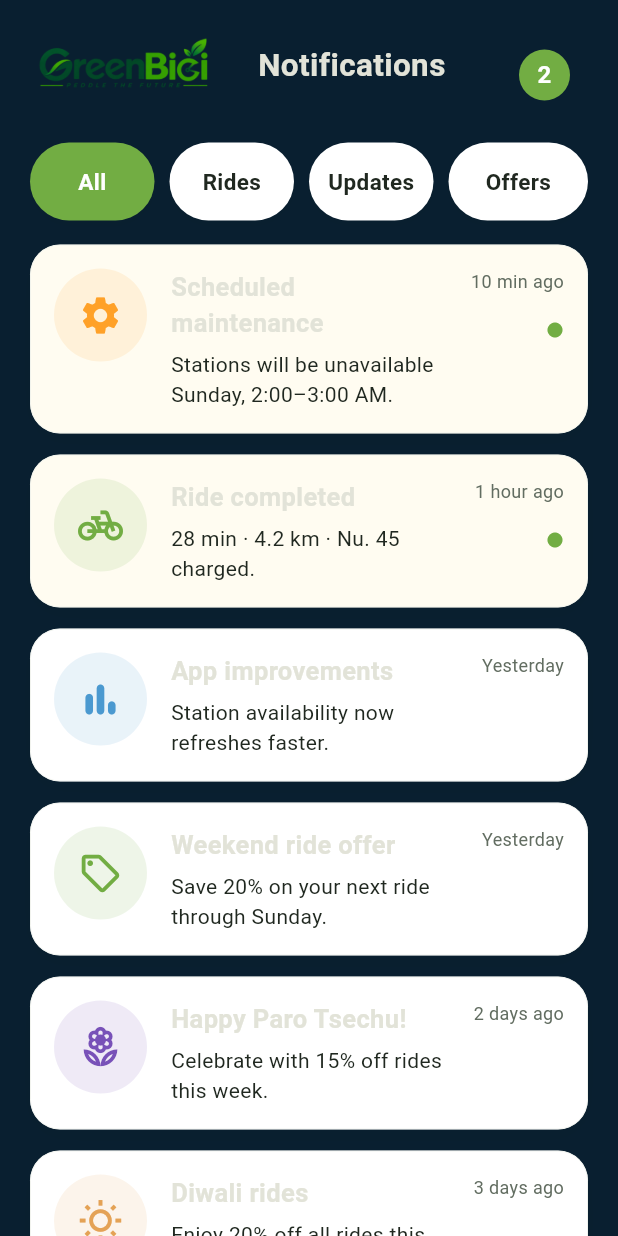
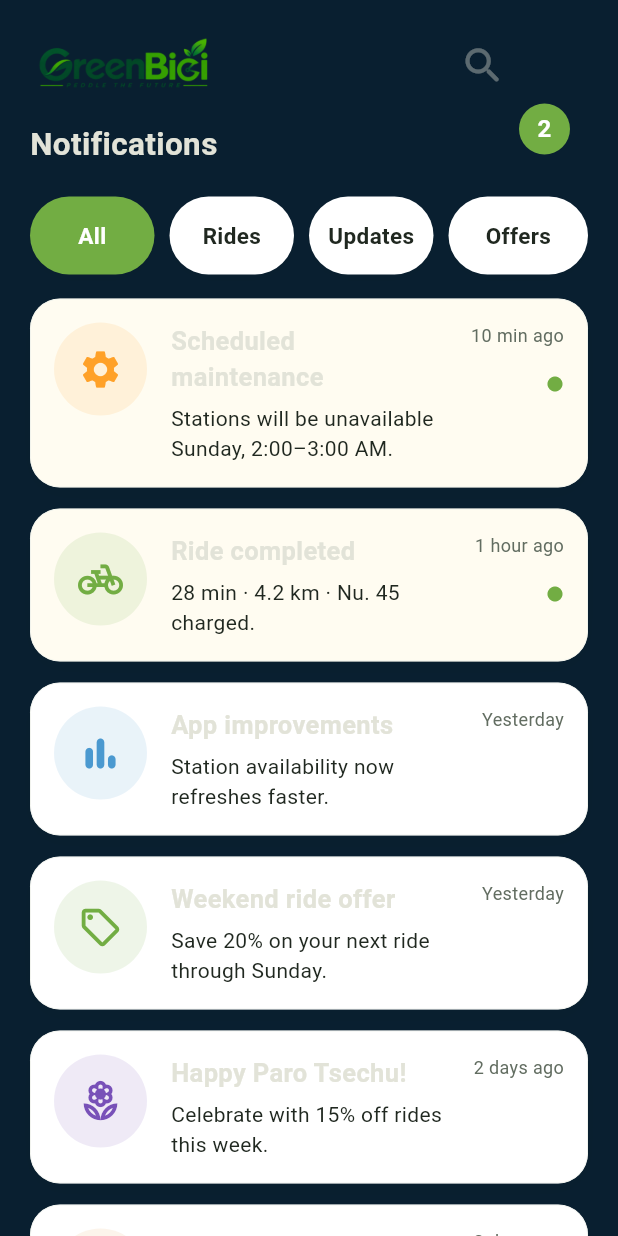
Before and after one commit to lepcha1862/GreenBici, a Flutter app: the NotificationPage widget shown alone on an empty page, opened directly, on a phone screen of 412 x 824 dp. Run offline on Flutter 3.47's test engine with Material 3 defaults, Android fonts, the phone set to English and light mode, and no system bars; our stand-ins replace geolocator, google_maps_flutter, web; missing offline and left inert: dart:js_interop, pointer_interceptor; Roboto replaces fonts that are missing (Arial).

Commit message:
upadted the map and serach uniformamity

```diff
--- a/greenbici/lib/navbar/top_nav.dart
+++ b/greenbici/lib/navbar/top_nav.dart
@@ -2,7 +2,7 @@ import 'package:flutter/material.dart';
 
 import '../theme/app_style.dart';
 
-/// GreenBici's shared wordmark, screen context, and station search action.
+/// GreenBici's shared wordmark, screen context, and top-level search action.
 /// The parent supplies horizontal padding so this fits page-specific layouts.
 class TopNav extends StatelessWidget {
   const TopNav({
@@ -12,9 +12,6 @@ class TopNav extends StatelessWidget {
     this.subtitle,
     this.subtitleIcon = Icons.location_on_rounded,
     this.statusColor,
-    this.searchController,
-    this.onSearchChanged,
-    this.showSearch = true,
     this.onSearch,
   });
 
@@ -23,17 +20,17 @@ class TopNav extends StatelessWidget {
   final String? subtitle;
   final IconData subtitleIcon;
   final Color? statusColor;
-  final TextEditingController? searchController;
-  final ValueChanged<String>? onSearchChanged;
-  final bool showSearch;
   final VoidCallback? onSearch;
 
   @override
   Widget build(BuildContext context) => LayoutBuilder(
     builder: (context, constraints) {
       final compact =
-          constraints.maxWidth < (showSearch ? 420 : 320) ||
+          constraints.maxWidth < 420 ||
           MediaQuery.textScalerOf(context).scale(14) > 21;
+      final wordmarkWidth = (constraints.maxWidth - 64)
+          .clamp(0, 126)
+          .toDouble();
       final heading = title == null
           ? Text.rich(
               TextSpan(
@@ -92,13 +89,12 @@ class TopNav extends StatelessWidget {
           children: [
             Row(
               children: [
-                const SizedBox(width: 126, child: _Wordmark()),
+                SizedBox(width: wordmarkWidth, child: const _Wordmark()),
                 if (!compact) ...[
                   const SizedBox(width: 26),
                   Expanded(flex: 2, child: heading),
                 ] else
                   const Spacer(),
-                if (showSearch) ...[
                 const SizedBox(width: 8),
                 IconButton(
                   tooltip: 'Search stations',
@@ -106,36 +102,8 @@ class TopNav extends StatelessWidget {
                   icon: const Icon(Icons.search_rounded, size: 31),
                 ),
               ],
-              ],
             ),
             if (compact) ...[const SizedBox(height: 6), heading],
-            if (searchController != null) ...[
-              const SizedBox(height: 12),
-              TextField(
-                controller: searchController,
-                onChanged: onSearchChanged,
-                textInputAction: TextInputAction.search,
-                decoration: InputDecoration(
-                  hintText: 'Search nearby stations',
-                  labelText: 'Search stations',
-                  prefixIcon: const Icon(Icons.search),
-                  suffixIcon: IconButton(
-                    tooltip: 'Clear search',
-                    onPressed: () {
-                      searchController!.clear();
-                      onSearchChanged?.call('');
-                    },
-                    icon: const Icon(Icons.close),
-                  ),
-                  filled: true,
-                  fillColor: AppStyle.paleGreen,
-                  border: OutlineInputBorder(
-                    borderRadius: BorderRadius.circular(16),
-                    borderSide: BorderSide.none,
-                  ),
-                ),
-              ),
-            ],
           ],
         ),
       );
--- a/greenbici/lib/notifications/notification_page.dart
+++ b/greenbici/lib/notifications/notification_page.dart
@@ -88,7 +88,9 @@ const demoNotifications = <NotificationItem>[
 ];
 
 class NotificationPage extends StatefulWidget {
-  const NotificationPage({super.key});
+  const NotificationPage({super.key, this.onSearch});
+
+  final VoidCallback? onSearch;
 
   @override
   State<NotificationPage> createState() => _NotificationPageState();
@@ -138,7 +140,9 @@ class _NotificationPageState extends State<NotificationPage> {
   Widget _header() => Row(
     crossAxisAlignment: CrossAxisAlignment.end,
     children: [
-      const Expanded(child: TopNav(title: 'Notifications', showSearch: false)),
+      Expanded(
+        child: TopNav(title: 'Notifications', onSearch: widget.onSearch),
+      ),
       Container(
         margin: const EdgeInsets.only(bottom: 28, right: 12),
         width: 34,
--- a/greenbici/lib/ride/ride_page.dart
+++ b/greenbici/lib/ride/ride_page.dart
@@ -10,7 +10,9 @@ import 'widgets/station_summary.dart';
 
 /// Ride inventory content. The application shell supplies the navigation.
 class RidePage extends StatelessWidget {
-  const RidePage({super.key});
+  const RidePage({super.key, this.onSearch});
+
+  final VoidCallback? onSearch;
 
   Future<void> _showUnlockPreview(BuildContext context, RideBike bike) =>
       showDialog<void>(
@@ -49,7 +51,7 @@ class RidePage extends StatelessWidget {
                 child: Column(
                   crossAxisAlignment: CrossAxisAlignment.stretch,
                   children: [
-                    const TopNav(title: 'Available Bikes', showSearch: false),
+                    TopNav(title: 'Available Bikes', onSearch: onSearch),
                     LayoutBuilder(
                       builder: (context, contentBounds) {
                         final summary = RideStationSummary(
```
Also changed, not shown: greenbici/lib/navbar/app_shell.dart (+14 -7 lines), greenbici/lib/profile/profile_page.dart (+7 -2 lines), greenbici/lib/station/station_page.dart (+9 -10 lines), greenbici/lib/station/widgets/station_map.dart (+79 -4 lines), 3 other files. Lines whose indentation alone changed are shown as unchanged.
